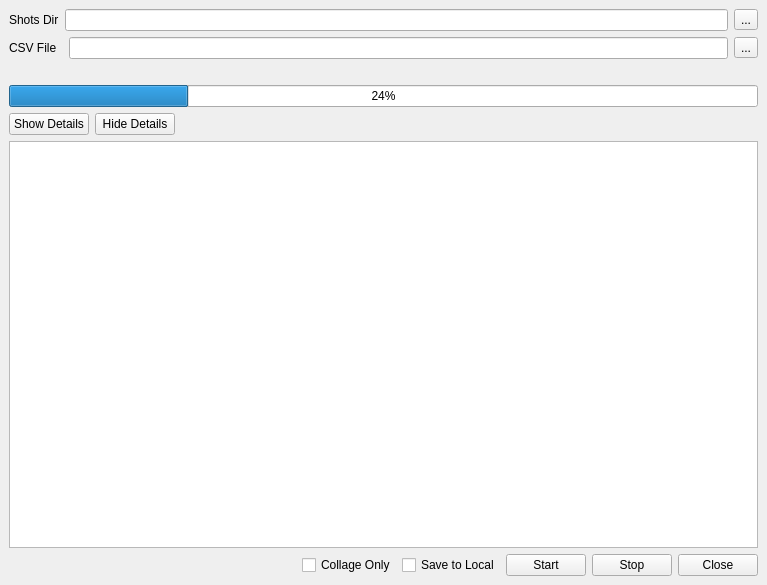
Qt form ui/main.ui (iceanimations/createShots) before a commit.
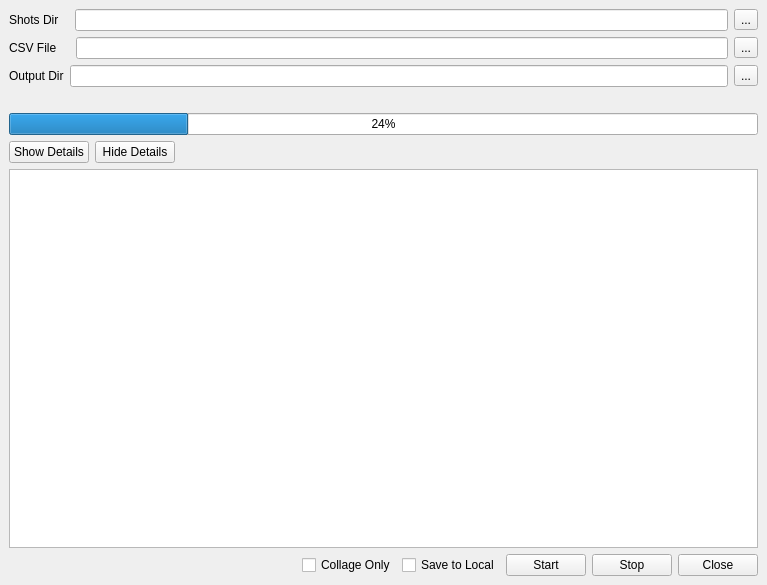
The same form after that commit.

Commit message: textureMode turned off while file saving, outputPathBox added, objects hid on all render layers

```diff
--- a/ui/main.ui
+++ b/ui/main.ui
@@ -20,7 +20,7 @@
       <item>
        <widget class="QLabel" name="label_2">
         <property name="text">
-         <string>Shots Dir</string>
+         <string>Shots Dir   </string>
         </property>
        </widget>
       </item>
@@ -48,7 +48,7 @@
       <item>
        <widget class="QLabel" name="label">
         <property name="text">
-         <string>CSV File  </string>
+         <string>CSV File    </string>
         </property>
        </widget>
       </item>
@@ -64,6 +64,31 @@
       </item>
      </layout>
     </item>
+    <item>
+     <layout class="QHBoxLayout" name="horizontalLayout_4">
+      <item>
+       <widget class="QLabel" name="label_3">
+        <property name="text">
+         <string>Output Dir</string>
+        </property>
+       </widget>
+      </item>
+      <item>
+       <widget class="QLineEdit" name="outputPathBox">
+        <property name="toolTip">
+         <string>Path to save maya files</string>
+        </property>
+       </widget>
+      </item>
+      <item>
+       <widget class="QToolButton" name="browseButton1">
+        <property name="text">
+         <string>...</string>
+        </property>
+       </widget>
+      </item>
+     </layout>
+    </item>
     <item>
      <widget class="QLabel" name="statusLabel">
       <property name="text">
```
Left out of the diff: 8 changed lines with no effect on the pictures. The commit also changes 4 other files.
